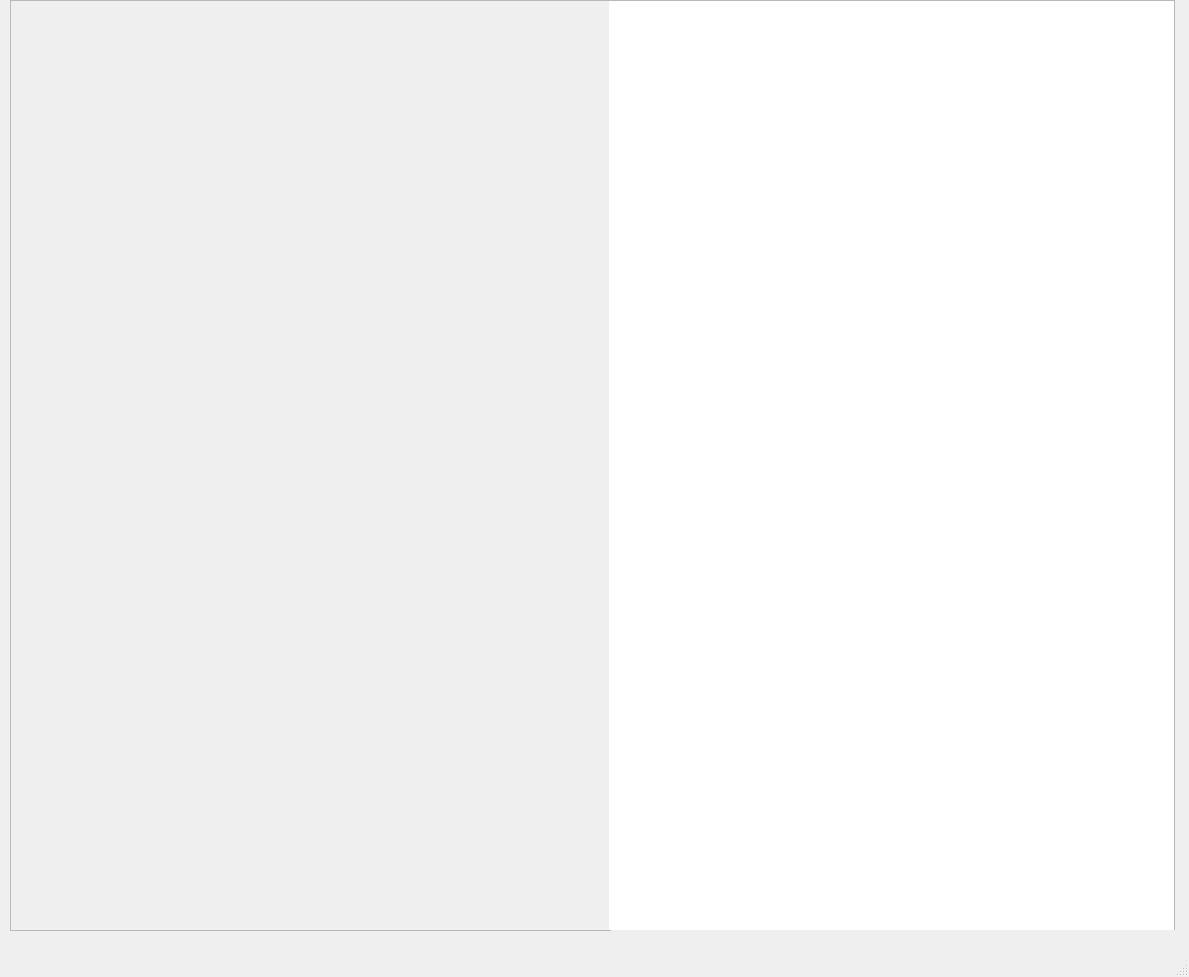
Before: the Qt Designer form project/test_gui.ui in Hackathon2020/CoronaHackathon2020, drawn with Qt 5.
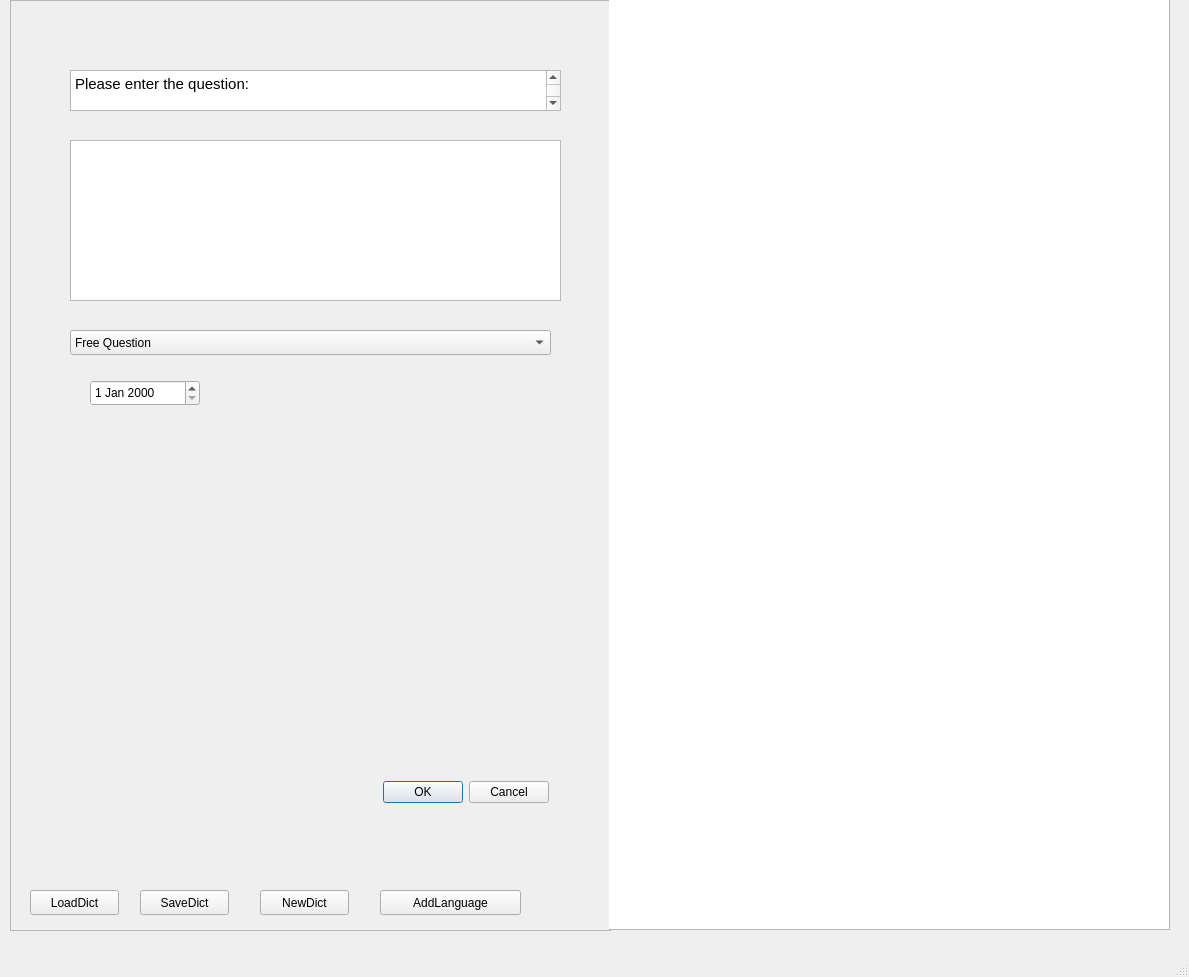
After: the same form once the commit is applied.

What changed in the file:
```diff
--- a/project/test_gui.ui
+++ b/project/test_gui.ui
@@ -29,6 +29,186 @@
     <property name="frameShadow">
      <enum>QFrame::Raised</enum>
     </property>
+    <widget class="QPushButton" name="pushButton">
+     <property name="geometry">
+      <rect>
+       <x>20</x>
+       <y>890</y>
+       <width>89</width>
+       <height>25</height>
+      </rect>
+     </property>
+     <property name="text">
+      <string>LoadDict</string>
+     </property>
+    </widget>
+    <widget class="QPushButton" name="pushButton_2">
+     <property name="geometry">
+      <rect>
+       <x>130</x>
+       <y>890</y>
+       <width>89</width>
+       <height>25</height>
+      </rect>
+     </property>
+     <property name="text">
+      <string>SaveDict</string>
+     </property>
+    </widget>
+    <widget class="QPushButton" name="pushButton_3">
+     <property name="geometry">
+      <rect>
+       <x>370</x>
+       <y>890</y>
+       <width>141</width>
+       <height>25</height>
+      </rect>
+     </property>
+     <property name="text">
+      <string>AddLanguage</string>
+     </property>
+    </widget>
+    <widget class="QStackedWidget" name="stackedWidget">
+     <property name="geometry">
+      <rect>
+       <x>30</x>
+       <y>50</y>
+       <width>541</width>
+       <height>771</height>
+      </rect>
+     </property>
+     <property name="currentIndex">
+      <number>0</number>
+     </property>
+     <widget class="QWidget" name="page">
+      <widget class="QDialogButtonBox" name="buttonBox">
+       <property name="geometry">
+        <rect>
+         <x>320</x>
+         <y>730</y>
+         <width>189</width>
+         <height>25</height>
+        </rect>
+       </property>
+       <property name="toolTip">
+        <string>&lt;html&gt;&lt;head/&gt;&lt;body&gt;&lt;p&gt;dfsv&lt;/p&gt;&lt;/body&gt;&lt;/html&gt;</string>
+       </property>
+       <property name="standardButtons">
+        <set>QDialogButtonBox::Cancel|QDialogButtonBox::Ok</set>
+       </property>
+      </widget>
+      <widget class="QTextEdit" name="textEdit">
+       <property name="geometry">
+        <rect>
+         <x>30</x>
+         <y>90</y>
+         <width>491</width>
+         <height>161</height>
+        </rect>
+       </property>
+      </widget>
+      <widget class="QTextBrowser" name="textBrowser">
+       <property name="geometry">
+        <rect>
+         <x>30</x>
+         <y>20</y>
+         <width>491</width>
+         <height>41</height>
+        </rect>
+       </property>
+       <property name="html">
+        <string>&lt;!DOCTYPE HTML PUBLIC &quot;-//W3C//DTD HTML 4.0//EN&quot; &quot;http://www.w3.org/TR/REC-html40/strict.dtd&quot;&gt;
+&lt;html&gt;&lt;head&gt;&lt;meta name=&quot;qrichtext&quot; content=&quot;1&quot; /&gt;&lt;style type=&quot;text/css&quot;&gt;
+p, li { white-space: pre-wrap; }
+&lt;/style&gt;&lt;/head&gt;&lt;body style=&quot; font-family:'Ubuntu'; font-size:11pt; font-weight:400; font-style:normal;&quot;&gt;
+&lt;p style=&quot; margin-top:0px; margin-bottom:0px; margin-left:0px; margin-right:0px; -qt-block-indent:0; text-indent:0px;&quot;&gt;Please enter the question:&lt;/p&gt;
+&lt;p style=&quot;-qt-paragraph-type:empty; margin-top:0px; margin-bottom:0px; margin-left:0px; margin-right:0px; -qt-block-indent:0; text-indent:0px;&quot;&gt;&lt;br /&gt;&lt;/p&gt;&lt;/body&gt;&lt;/html&gt;</string>
+       </property>
+      </widget>
+      <widget class="QComboBox" name="comboBox">
+       <property name="geometry">
+        <rect>
+         <x>30</x>
+         <y>280</y>
+         <width>481</width>
+         <height>25</height>
+        </rect>
+       </property>
+       <item>
+        <property name="text">
+         <string>Free Question</string>
+        </property>
+       </item>
+       <item>
+        <property name="text">
+         <string>Dropdown</string>
+        </property>
+       </item>
+       <item>
+        <property name="text">
+         <string>Datum</string>
+        </property>
+       </item>
+       <item>
+        <property name="text">
+         <string/>
+        </property>
+       </item>
+      </widget>
+      <widget class="QStackedWidget" name="stackedWidget_2">
+       <property name="geometry">
+        <rect>
+         <x>40</x>
+         <y>320</y>
+         <width>451</width>
+         <height>341</height>
+        </rect>
+       </property>
+       <property name="currentIndex">
+        <number>2</number>
+       </property>
+       <widget class="QWidget" name="page_5"/>
+       <widget class="QWidget" name="page_3">
+        <widget class="QTableWidget" name="tableWidget">
+         <property name="geometry">
+          <rect>
+           <x>10</x>
+           <y>20</y>
+           <width>431</width>
+           <height>192</height>
+          </rect>
+         </property>
+        </widget>
+       </widget>
+       <widget class="QWidget" name="page_4">
+        <widget class="QDateEdit" name="dateEdit">
+         <property name="geometry">
+          <rect>
+           <x>10</x>
+           <y>10</y>
+           <width>110</width>
+           <height>26</height>
+          </rect>
+         </property>
+        </widget>
+       </widget>
+      </widget>
+     </widget>
+     <widget class="QWidget" name="page_2"/>
+    </widget>
+    <widget class="QPushButton" name="pushButton_4">
+     <property name="geometry">
+      <rect>
+       <x>250</x>
+       <y>890</y>
+       <width>89</width>
+       <height>25</height>
+      </rect>
+     </property>
+     <property name="text">
+      <string>NewDict</string>
+     </property>
+    </widget>
    </widget>
    <widget class="QWidget" name="widget" native="true">
     <property name="geometry">
@@ -42,8 +222,8 @@
     <widget class="QTableView" name="overview_table">
      <property name="geometry">
       <rect>
-       <x>-5</x>
-       <y>1</y>
+       <x>-10</x>
+       <y>0</y>
        <width>571</width>
        <height>931</height>
       </rect>
```
Left out of the diff: 4 changed lines with no effect on the pictures.
